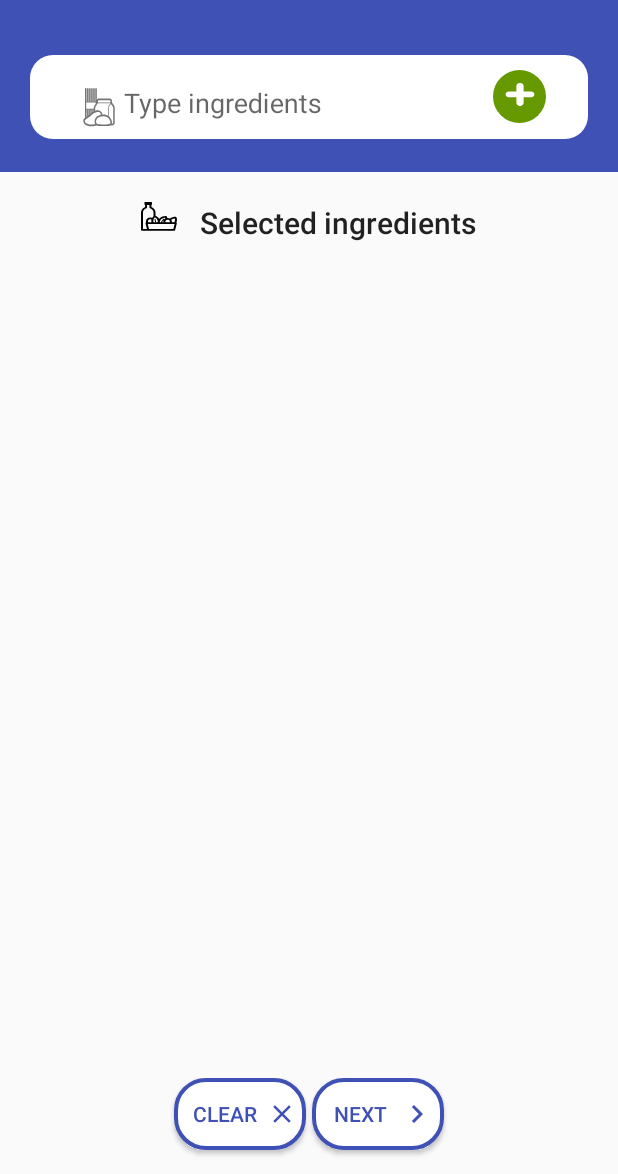
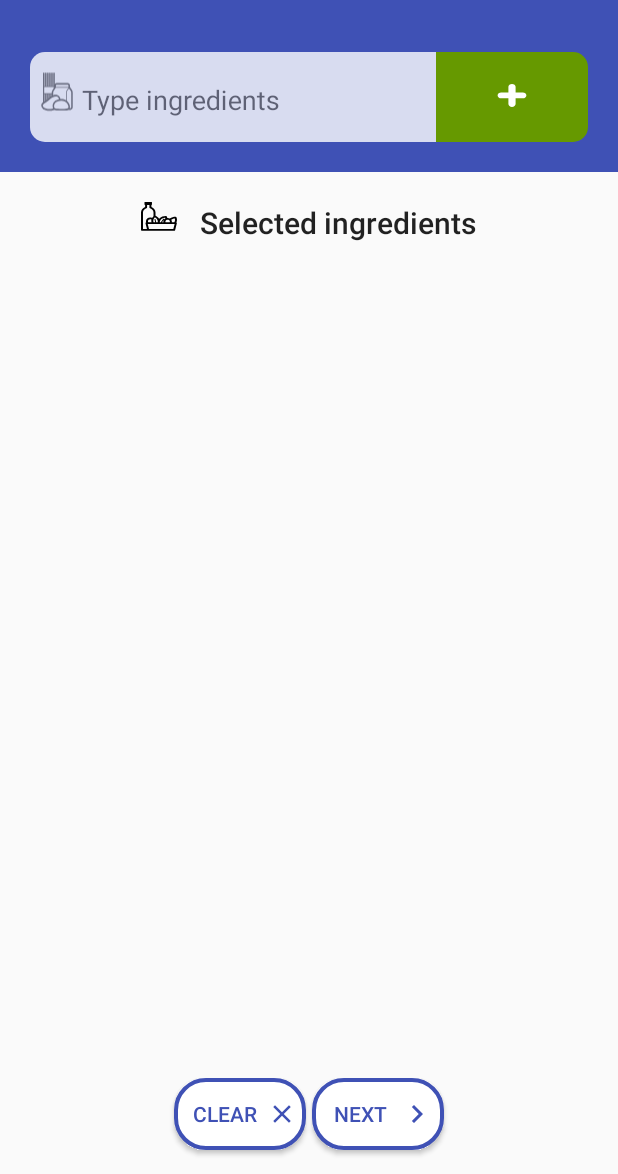
Before and after one commit to michellymenezes/easy-meal, an Android app: the screen it shows after launch (MainActivity), after a tap on "START COOKING", on a phone screen of 412 x 824 dp, the part 62-1236 px from its top. Run offline under Robolectric (Android 15) with nearby library versions, the phone set to English and light mode, and no system bars; libraries missing offline, so code that uses them is left out: com.xiaofeng.flowlayoutmanager; 1 statement that could not run was skipped.

Commit message:
mudando o eidttext da tela de ingredientes.

```diff
--- a/app/src/main/res/drawable/bg_add_button_normal.xml
+++ b/app/src/main/res/drawable/bg_add_button_normal.xml
@@ -2,14 +2,18 @@
 
 <shape
     xmlns:android="http://schemas.android.com/apk/res/android"
-    android:shape="oval"
+    android:shape="rectangle"
     >
 
     <solid android:color="@android:color/holo_green_dark"/>
 
     <size
-        android:width="35dp"
-        android:height="35dp"
+        android:width="60dp"
+        android:height="60dp"
+        />
+    <corners
+        android:topRightRadius="10dp"
+        android:bottomRightRadius="10dp"
         />
 
 </shape>
--- a/app/src/main/res/drawable/bg_add_button_pressed.xml
+++ b/app/src/main/res/drawable/bg_add_button_pressed.xml
@@ -2,15 +2,21 @@
 
 <shape
     xmlns:android="http://schemas.android.com/apk/res/android"
-    android:shape="oval"
+    android:shape="rectangle"
     >
 
     <solid android:color="@android:color/holo_green_light"/>
 
     <size
-        android:width="35dp"
-        android:height="35dp"
+        android:width="60dp"
+        android:height="60dp"
+        />
+
+    <corners
+        android:topRightRadius="10dp"
+        android:bottomRightRadius="10dp"
         />
 
 
+
 </shape>
--- a/app/src/main/res/drawable/rounded_bg_text_input.xml
+++ b/app/src/main/res/drawable/rounded_bg_text_input.xml
@@ -2,5 +2,9 @@
 <shape xmlns:android="http://schemas.android.com/apk/res/android"
     android:shape="rectangle" android:padding="10dp">
     <solid android:color="@android:color/white"/>
-    <corners android:radius="15dp"/>
+
+    <corners
+        android:topLeftRadius="10dp"
+        android:bottomLeftRadius="10dp"
+        />
 </shape>
--- a/app/src/main/res/layout/chip_view.xml
+++ b/app/src/main/res/layout/chip_view.xml
@@ -4,6 +4,7 @@
     android:layout_margin="4dp"
     android:layout_width="wrap_content"
     android:layout_height="wrap_content">
+
     <TextView
         android:id="@+id/chipTextView"
         android:textColor="@color/colorPrimary"
--- a/app/src/main/res/layout/fragment_select_ingredient.xml
+++ b/app/src/main/res/layout/fragment_select_ingredient.xml
@@ -13,52 +13,51 @@
         android:id="@+id/ingredient_layout"
         android:padding="20dp"
         >
-        <LinearLayout
+        <RelativeLayout
             android:orientation="horizontal"
-            android:layout_width="match_parent"
+            android:layout_width="wrap_content"
             android:background="@drawable/rounded_bg_text_input"
+            android:alpha="0.8"
             android:gravity="center"
             android:paddingLeft="5dp"
-            android:layout_height="wrap_content"
+            android:layout_height="60dp"
             android:id="@+id/auto_complete_ingredient_container">
 
             <ImageView
+                android:id="@+id/icon_ingredients_type"
                 android:layout_width="wrap_content"
-                android:layout_height="wrap_content"
+                android:layout_height="60dp"
                 android:layout_gravity="bottom"
-                android:src="@drawable/ic_ingredients" />
+                android:src="@drawable/ic_ingredients"
+                android:layout_alignParentLeft="true"/>
 
             <android.support.design.widget.TextInputLayout
                 android:id="@+id/input_layout_ingredients"
-                android:layout_width="250dp"
-                android:layout_height="wrap_content">
+                android:layout_width="240dp"
+                android:backgroundTint="@android:color/transparent"
+                android:layout_toRightOf="@+id/icon_ingredients_type"
+                android:layout_height="60dp">
 
                 <EditText
                     android:id="@+id/auto_complete_ingredient"
-                    android:layout_width="250dp"
+                    android:layout_width="240dp"
                     android:backgroundTint="@android:color/transparent"
                     android:layout_height="wrap_content"
                     android:hint="Type ingredients"
                     android:layout_alignParentLeft="true"
                     android:text=""
                     android:inputType="textCapWords"
+
                     />
             </android.support.design.widget.TextInputLayout>
 
-
-            <!--<Button-->
-                <!--android:id="@+id/clear_btn"-->
-                <!--android:layout_width="30dp"-->
-                <!--android:layout_height="30dp"-->
-                <!--android:background="@drawable/ic_clear"-->
-                <!--android:layout_alignParentTop="true"-->
-                <!--android:layout_alignEnd="@+id/auto_complete_ingredient" />-->
+        </RelativeLayout>
 
         <ImageButton
             android:id="@+id/add"
             android:layout_width="wrap_content"
             android:layout_height="wrap_content"
-                android:layout_centerVertical="true"
+            android:layout_toRightOf="@id/auto_complete_ingredient_container"
             android:background="@drawable/bg_add_button"
             android:src="@drawable/ic_add_white"
             android:paddingTop="6dp"
@@ -69,9 +68,6 @@
             android:layout_alignParentRight="true"
             android:layout_alignParentEnd="true"/>
 
-            />
-
-        </LinearLayout>
 
 
     </RelativeLayout>
--- a/app/src/main/res/layout/single_row.xml
+++ /dev/null
@@ -1,6 +0,0 @@
-<?xml version="1.0" encoding="utf-8"?>
-<android.support.v7.widget.RecyclerView
-    xmlns:android="http://schemas.android.com/apk/res/android"
-    android:id="@+id/recyclerViewHorizontal"
-    android:layout_width="match_parent"
-    android:layout_height="56dp"/>
```
Also changed, not shown: app/src/main/res/layout/selected_list_item.xml (deleted, +0 -31 lines). Lines whose indentation alone changed are shown as unchanged.
